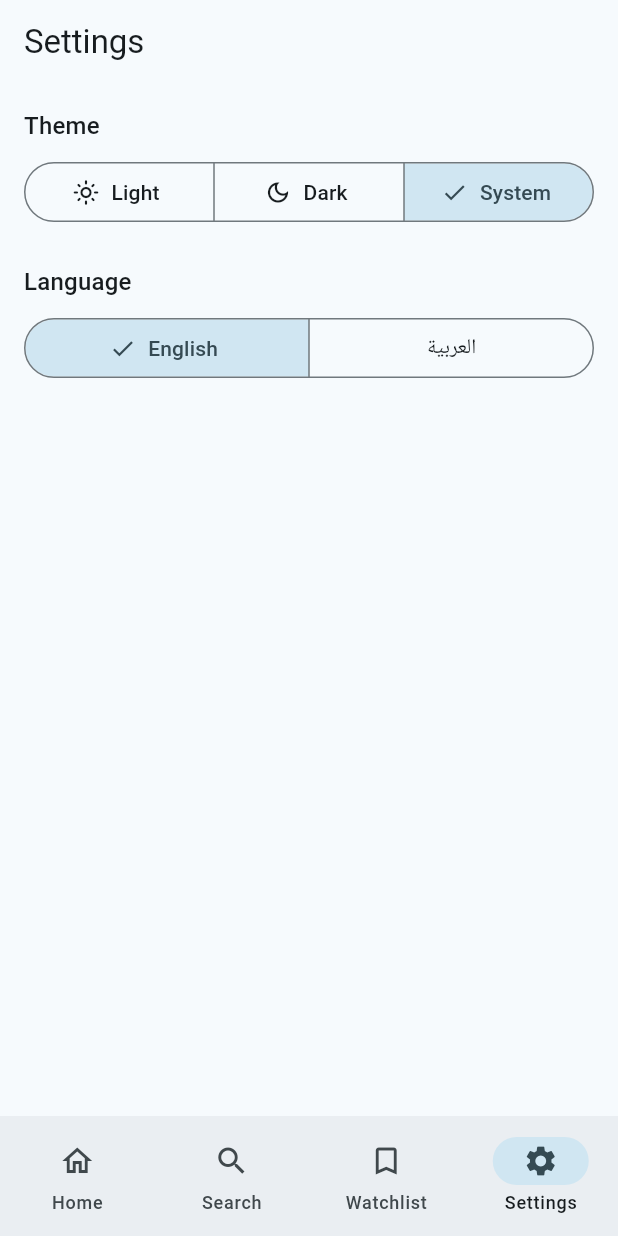
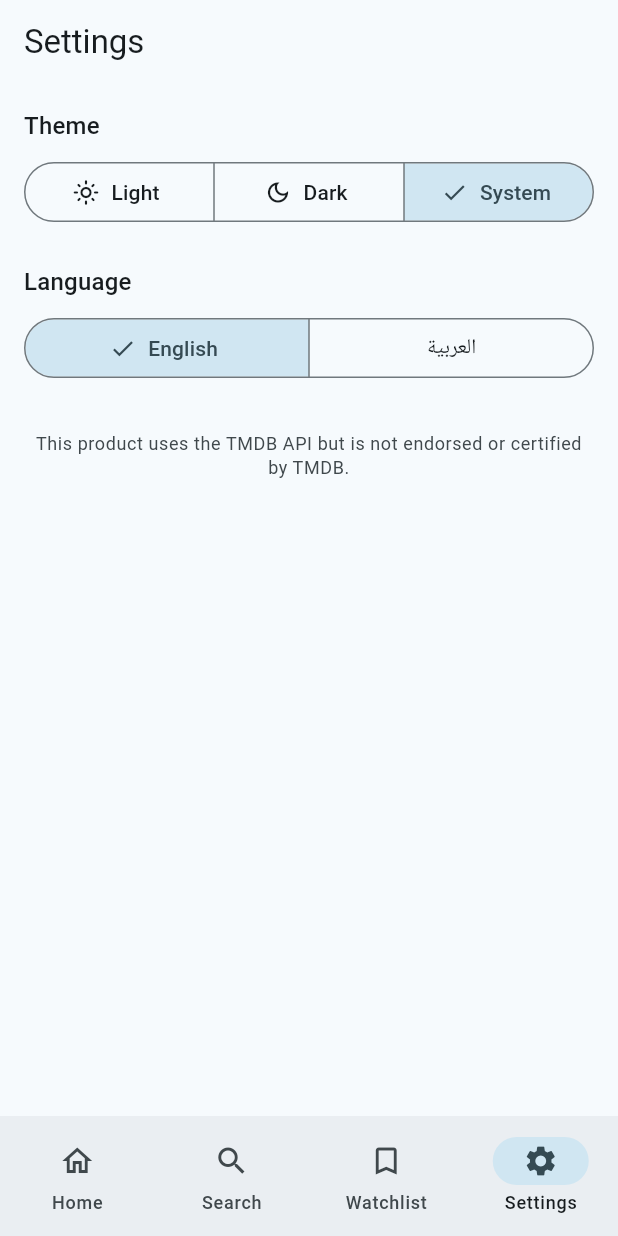
Before and after one commit to lamees987mo-netizen/movie-app-flutter, a Flutter app: the screen it shows after launch, item 4 of the bottom bar chosen, on a phone screen of 412 x 824 dp. Run offline on Flutter 3.47's test engine with Material 3 defaults, Android fonts, the phone set to English and light mode, and no system bars; our stand-ins replace bloc_concurrency, cached_network_image, connectivity_plus, dio, equatable, flutter_bloc and 5 more; accounts and stored records are empty; network calls fail.

Commit message:
feat(settings): show TMDB attribution
Co-Authored-By: Claude Opus 5.5 <noreply@anthropic.com>

```diff
--- a/lib/features/settings/presentation/pages/settings_page.dart
+++ b/lib/features/settings/presentation/pages/settings_page.dart
@@ -68,6 +68,15 @@ class SettingsPage extends StatelessWidget {
                     .setLocale(Locale(selection.single)),
               ),
             ),
+            const SizedBox(height: AppSpacing.xl),
+            // Required by TMDB's terms of use.
+            Text(
+              l10n.tmdbAttribution,
+              textAlign: TextAlign.center,
+              style: Theme.of(context).textTheme.bodySmall?.copyWith(
+                color: Theme.of(context).colorScheme.onSurfaceVariant,
+              ),
+            ),
           ],
         ),
       ),
```
Also changed, not shown: 1 other file.
